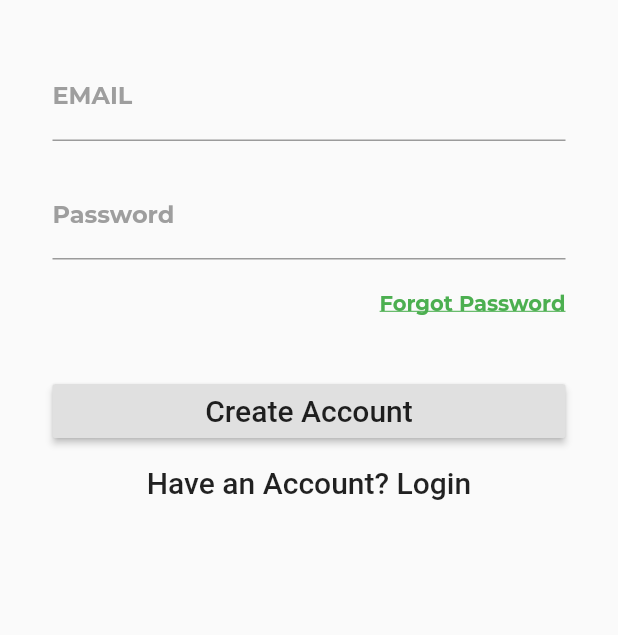
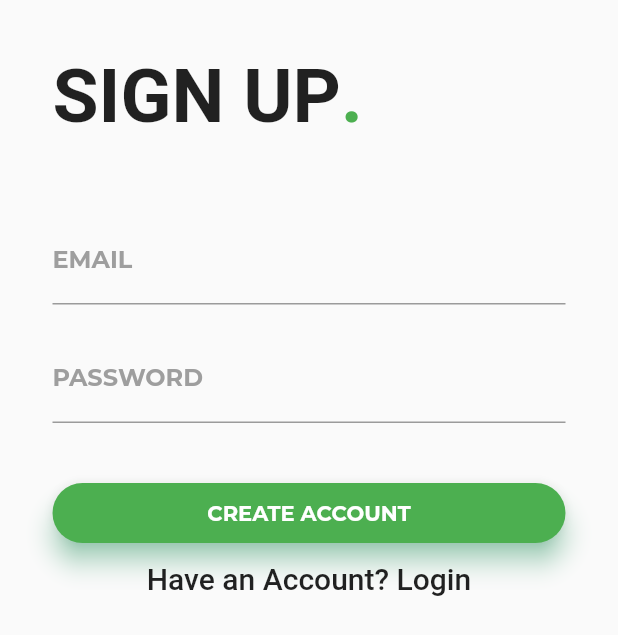
Before and after one commit to nityanandagohain/NSS_TezpurUniversity, a Flutter app: the screen it shows after launch, after a tap on "Create Account", on a phone screen of 412 x 824 dp. Shown: the top 635 px of the screen. Run offline on Flutter 3.47's test engine with Material 2 defaults, Android fonts, the phone set to English and light mode, and no system bars; our stand-ins replace firebase_auth; accounts and stored records are empty; project files that could hold a hidden picture were left out.

Commit message:
Sign Up page UI updated

```diff
--- a/lib/pages/login_page.dart
+++ b/lib/pages/login_page.dart
@@ -34,6 +34,7 @@ class _LoginPageState extends State<LoginPage> {
     return false;
   }
 
+  //This function inturn calls validate and save and after that uses firebase to authenticate
   validateAndSubmit() async {
     if (validateAndSave()) {
       try {
@@ -60,6 +61,7 @@ class _LoginPageState extends State<LoginPage> {
     scaffoldKey.currentState.showSnackBar(snackbar);
   }
 
+  //change from LOGIN to CREATE ACCOUNT
   moveToRegister() {
     formKey.currentState.reset();
     setState(() {
@@ -67,6 +69,7 @@ class _LoginPageState extends State<LoginPage> {
     });
   }
 
+  //Change form CREATE ACCOUNT to LOGIN
   moveToLogin() {
     setState(() {
       _formType = FormType.login;
@@ -77,9 +80,6 @@ class _LoginPageState extends State<LoginPage> {
   Widget build(BuildContext context) {
     return Scaffold(
         key: scaffoldKey,
-        // appBar: AppBar(
-        //   title: Text("NSS TU"),
-        // ),
         body: ListView(
           children: <Widget>[
             Container(
@@ -96,6 +96,7 @@ class _LoginPageState extends State<LoginPage> {
         ));
   }
 
+  //TOP TEXT
   List<Widget> tuText() {
     if (_formType == FormType.login) {
       return [
@@ -119,7 +120,8 @@ class _LoginPageState extends State<LoginPage> {
                 children: <Widget>[
                   Text(
                     "University",
-                  style: TextStyle(fontSize: 50.0, fontWeight: FontWeight.bold),
+                    style:
+                        TextStyle(fontSize: 50.0, fontWeight: FontWeight.bold),
                   ),
                   Text(
                     ".",
@@ -131,13 +133,41 @@ class _LoginPageState extends State<LoginPage> {
                 ],
               )
             ],
-        )),
+          ),
+        ),
       ];
     } else {
-      return [];
+      return [
+        Container(
+          child: Column(
+            crossAxisAlignment: CrossAxisAlignment.start,
+            children: <Widget>[
+              Row(
+                crossAxisAlignment: CrossAxisAlignment.start,
+                children: <Widget>[
+                  Text(
+                    "SIGN UP",
+                    style:
+                        TextStyle(fontSize: 50.0, fontWeight: FontWeight.bold),
+                  ),
+                  Text(
+                    ".",
+                    style: TextStyle(
+                        fontSize: 50.0,
+                        fontWeight: FontWeight.bold,
+                        color: Colors.green),
+                  ),
+                ],
+              )
+            ],
+          ),
+        ),
+        SizedBox(height: 50.0,)
+      ];
     }
   }
 
+  //EMAIL AND PASSWORD INPUT
   List<Widget> buildInputs() {
     return [
       TextFormField(
@@ -158,7 +188,7 @@ class _LoginPageState extends State<LoginPage> {
       ),
       TextFormField(
         decoration: InputDecoration(
-          labelText: "Password",
+          labelText: "PASSWORD",
           labelStyle: TextStyle(
               fontFamily: 'Montserrat',
               fontWeight: FontWeight.bold,
@@ -170,23 +200,23 @@ class _LoginPageState extends State<LoginPage> {
         obscureText: true,
         onSaved: (value) => _password = value,
       ),
-      SizedBox(
-        height: 5.0,
-      ),
-      Container(
-        alignment: Alignment.bottomRight,
-        padding: EdgeInsets.only(top: 15.0, left: 20.0),
-        child: InkWell(
-          child: Text(
-            "Forgot Password",
-            style: TextStyle(
-                color: Colors.green,
-                fontWeight: FontWeight.bold,
-                fontFamily: 'Montserrat',
-                decoration: TextDecoration.underline),
-          ),
-        ),
-      ),
+      // SizedBox(
+      //   height: 5.0,
+      // ),
+      // Container(
+      //   alignment: Alignment.bottomRight,
+      //   padding: EdgeInsets.only(top: 15.0, left: 20.0),
+      //   child: InkWell(
+      //     child: Text(
+      //       "Forgot Password",
+      //       style: TextStyle(
+      //           color: Colors.green,
+      //           fontWeight: FontWeight.bold,
+      //           fontFamily: 'Montserrat',
+      //           decoration: TextDecoration.underline),
+      //     ),
+      //   ),
+      // ),
       SizedBox(
         height: 40.0,
       ),
@@ -231,12 +261,27 @@ class _LoginPageState extends State<LoginPage> {
       ];
     } else {
       return [
-        RaisedButton(
+        Container(
+          height: 40.0,
+          child: InkWell(
+            onTap: validateAndSubmit,
+            child: Material(
+              borderRadius: BorderRadius.circular(20.0),
+              shadowColor: Colors.greenAccent,
+              color: Colors.green,
+              elevation: 7.0,
+              child: Center(
                 child: Text(
-            "Create Account",
-            style: TextStyle(fontSize: 20.0),
+                  "CREATE ACCOUNT",
+                  style: TextStyle(
+                    color: Colors.white,
+                    fontWeight: FontWeight.bold,
+                    fontFamily: 'Montserrat',
                   ),
-          onPressed: validateAndSubmit,
+                ),
+              ),
+            ),
+          ),
         ),
         FlatButton(
           child: Text(
```
Lines whose indentation alone changed are shown as unchanged.
